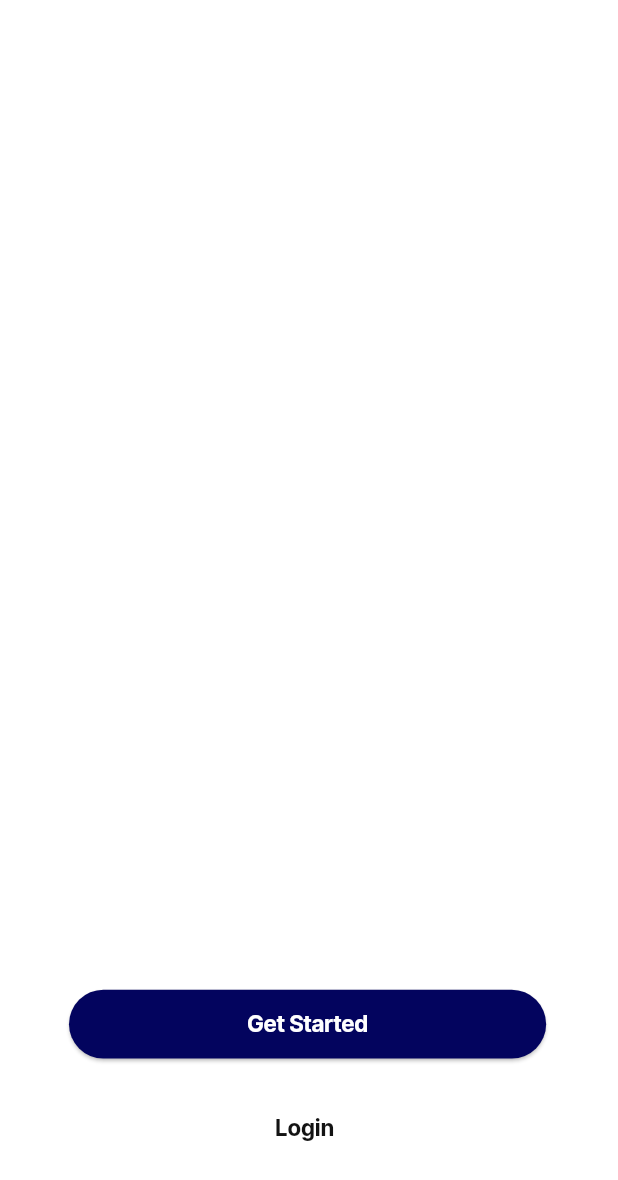
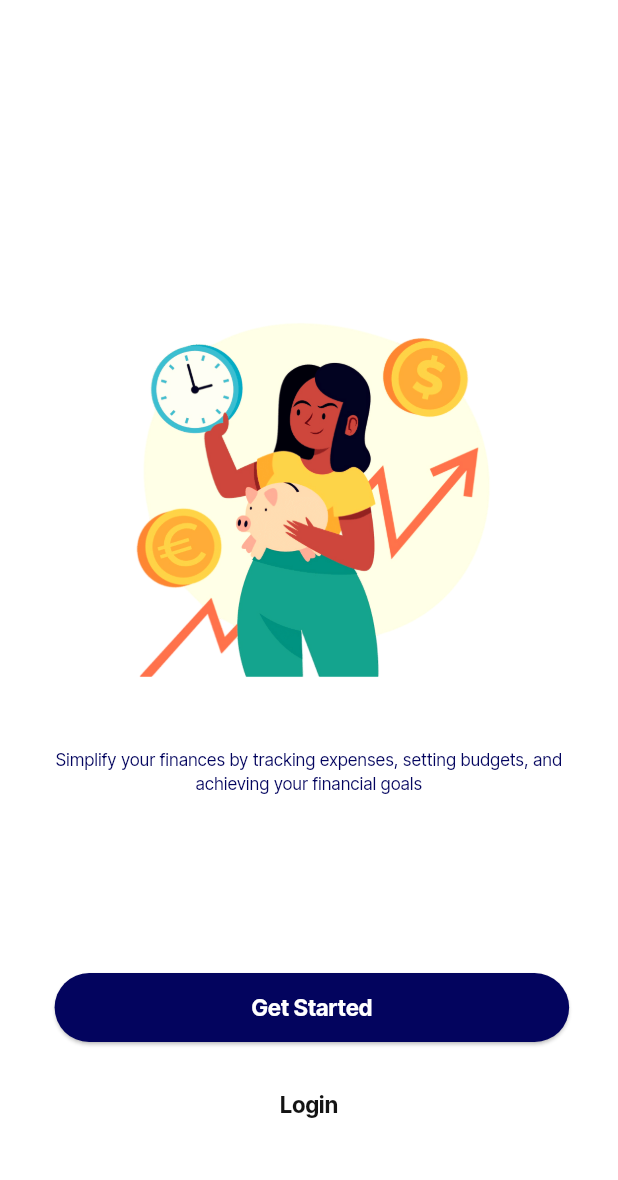
Before and after one commit to nonyonah/albus, a Flutter app: the OnboardingScreen screen opened by its route, on a phone screen of 412 x 824 dp. Shown: the top 1180 px of the screen. Run offline on Flutter 3.47's test engine with Material 3 defaults, Android fonts, the phone set to English and light mode, and no system bars; our stand-ins replace cached_network_image, connectivity_plus, firebase_auth, firebase_core, flutter_otp_text_field, flutter_svg and 5 more; missing offline and left inert: country_pickers; accounts and stored records are empty; project files that could hold a hidden picture were left out.

Commit message:
made a few changes

```diff
--- a/lib/core/utils/image_constant.dart
+++ b/lib/core/utils/image_constant.dart
@@ -4,4 +4,8 @@ class ImageConstant {
   static String imgLogo = '$imagePath/Logo.svg';
   static String imgEyeOpen = '$imagePath/Eye.svg';
   static String imgEyeClose = '$imagePath/EyeSlash.svg';
+  static String imgOnboarding = '$imagePath/Onboarding.png';
+  static String imgNotifications = '$imagePath/Notifications.svg';
+  static String imgConnecting = '$imagePath/Connecting account.svg';
+  static String imgSuccess = '$imagePath/Success.svg';
 }
--- a/lib/screens/onboarding_screen/onboarding_screen.dart
+++ b/lib/screens/onboarding_screen/onboarding_screen.dart
@@ -19,14 +19,28 @@ class OnboardingScreen extends GetWidget<OnboardingController> {
         body: Container(
           width: double.maxFinite,
           padding: EdgeInsets.symmetric(
-            horizontal: (38.h),
-            vertical: (70.v),
+            horizontal: 30.h,
+            vertical: 72.v,
           ),
           child: Column(
             mainAxisAlignment: MainAxisAlignment.center,
             children: [
+              SizedBox(height: 140.v),
+              CustomImageView(
+                imagePath: ImageConstant.imgOnboarding,
+                height: 300.adaptSize,
+                width: double.maxFinite,
+              ),
+              SizedBox(height: 52.v),
+              Text(
+                'Simplify your finances by tracking expenses, setting budgets, and achieving your financial goals',
+                maxLines: 2,
+                overflow: TextOverflow.ellipsis,
+                textAlign: TextAlign.center,
+                style: Theme.of(context).textTheme.bodyMedium,
+              ),
               const Spacer(),
-              _buildVectorSection(),
+              _buildGetStartedSection(),
             ],
           ),
         ),
@@ -34,20 +48,12 @@ class OnboardingScreen extends GetWidget<OnboardingController> {
     );
   }
 
-  Widget _buildVectorSection() {
+  Widget _buildGetStartedSection() {
     return Container(
         width: double.maxFinite,
-      margin: EdgeInsets.only(right: 6.h),
-      padding: EdgeInsets.symmetric(horizontal: 6.h),
+        padding: EdgeInsets.symmetric(horizontal: 4.h),
         child: Column(
-        crossAxisAlignment: CrossAxisAlignment.center,
           children: [
-          CustomImageView(
-            imagePath: ImageConstant.imgLogo,
-            height: 240.v,
-            width: 240.h,
-          ),
-          SizedBox(height: 262.v),
             CustomElevatedButton(
               text: 'Get Started',
               margin: EdgeInsets.only(left: 4.h),
@@ -55,13 +61,17 @@ class OnboardingScreen extends GetWidget<OnboardingController> {
                 Get.toNamed('/register');
               },
             ),
-          SizedBox(height: 40.v),
-          Text(
+            SizedBox(height: 20.v),
+            TextButton(
+              onPressed: () {
+                Get.toNamed('/login');
+              },
+              child: Text(
                 'Login',
                 style: CustomTextStyle.titleMediumOutiftOnPrimary,
-          )
-        ]
               ),
-    );
+            ),
+          ],
+        ));
   }
 }
```
Also changed, not shown: lib/screens/register_screen/controller/register_controller.dart (+19 -8 lines), lib/screens/register_screen/register_screen.dart (+135 -30 lines), lib/screens/splash_screen/splash_screen.dart (+4 -3 lines), lib/widgets/custom_phone_number.dart (+11 -10 lines), lib/widgets/custom_text_form.dart (+11 -10 lines), assets/images/Connecting account.svg (added), assets/images/Notifications.svg (added), assets/images/Onboarding.png (added), assets/images/Onboarding.svg (added), assets/images/Success.svg (added), 1 other file. Lines whose indentation alone changed are shown as unchanged.
